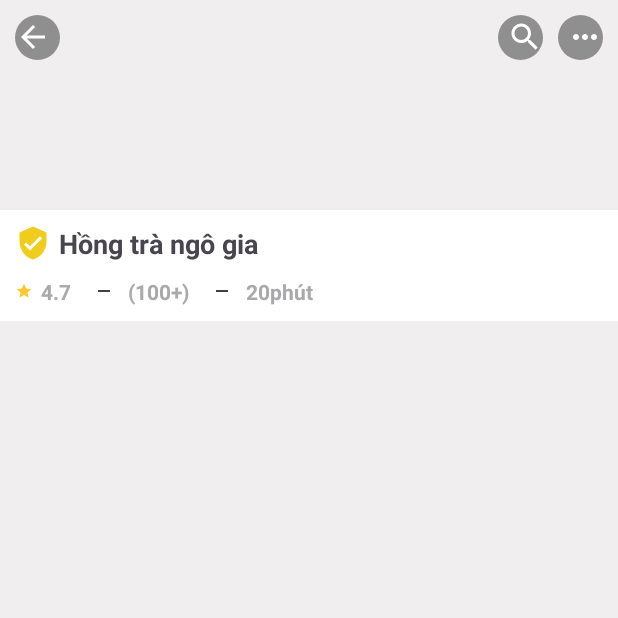
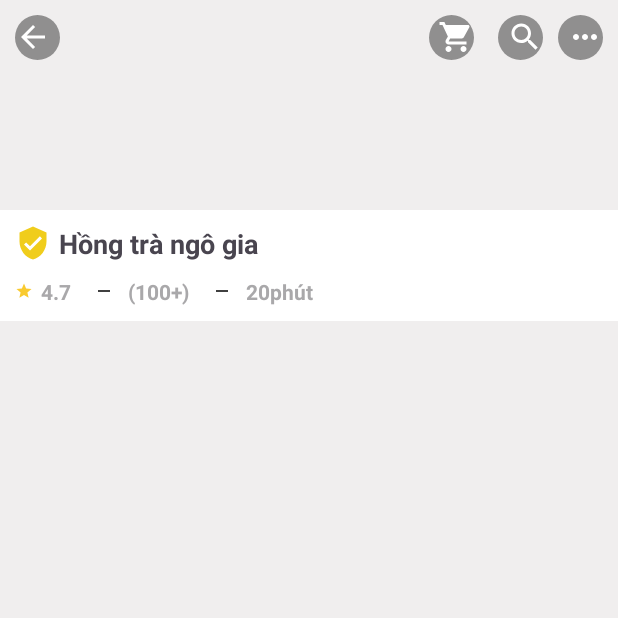
Before and after one commit to famtwendev/Food_Application, an Android app: the FoodListActivity screen opened directly, with no data from a screen before it, on a phone screen of 412 x 824 dp, the top half of it. Run offline under Robolectric (Android 15) with nearby library versions, the phone set to English and light mode, and no system bars; 7 statements that could not run were skipped.

Commit message:
start add api

```diff
--- a/app/src/main/java/com/example/food_application/activity/FoodListActivity.java
+++ b/app/src/main/java/com/example/food_application/activity/FoodListActivity.java
@@ -51,6 +51,13 @@ public class FoodListActivity extends AppCompatActivity {
                 finish();
             }
         });
+        binding.btnCart.setOnClickListener(new View.OnClickListener() {
+            @Override
+            public void onClick(View view) {
+                Intent intent = new Intent(FoodListActivity.this, CartActivity.class);
+                view.getContext().startActivity(intent);
+            }
+        });
     }
 
     private void getData() {
--- a/app/src/main/java/com/example/food_application/adapter/CartListAdapter.java
+++ b/app/src/main/java/com/example/food_application/adapter/CartListAdapter.java
@@ -1,5 +1,6 @@
 package com.example.food_application.adapter;
 
+import android.app.Activity;
 import android.content.Context;
 import android.view.LayoutInflater;
 import android.view.View;
@@ -96,6 +97,10 @@ public class CartListAdapter extends RecyclerView.Adapter<CartListAdapter.ViewHo
                     public void change() {
                         notifyDataSetChanged();
                         changeNumberItemListener.change();
+                        if(foodModels.isEmpty())
+                        {
+                            ((Activity) view.getContext()).recreate();
+                        }
                     }
                 });
             }
--- a/app/src/main/res/layout/activity_food_list.xml
+++ b/app/src/main/res/layout/activity_food_list.xml
@@ -40,13 +40,25 @@
                         app:drawableTint="@color/white" />
 
                     <TextView
+                        android:id="@+id/btnCart"
+                        android:layout_width="30dp"
+                        android:layout_height="30dp"
+                        android:layout_marginEnd="16dp"
+                        android:background="@drawable/background_blur_cat"
+                        app:drawableEndCompat="@drawable/baseline_shopping_cart_24"
+                        app:drawableTint="@color/white"
+                        app:layout_constraintBottom_toBottomOf="parent"
+                        app:layout_constraintEnd_toStartOf="@+id/btnSearch"
+                        app:layout_constraintTop_toTopOf="parent" />
+
+                    <TextView
                         android:id="@+id/btnSearch"
                         android:layout_width="30dp"
                         android:layout_height="30dp"
                         android:layout_marginEnd="10dp"
                         android:background="@drawable/background_blur_cat"
-                        android:drawableEnd="@drawable/baseline_search_24"
-                        android:drawableTint="@color/white"
+                        app:drawableEndCompat="@drawable/baseline_search_24"
+                        app:drawableTint="@color/white"
                         app:layout_constraintBottom_toBottomOf="@+id/btnMore"
                         app:layout_constraintEnd_toStartOf="@+id/btnMore"
                         app:layout_constraintTop_toTopOf="@+id/btnMore" />
@@ -56,9 +68,9 @@
                         android:layout_width="30dp"
                         android:layout_height="30dp"
                         android:background="@drawable/background_blur_cat"
-                        android:drawableEnd="@drawable/baseline_more_horiz_24"
-                        android:drawableTint="@color/white"
                         android:src="@drawable/baseline_more_horiz_24"
+                        app:drawableEndCompat="@drawable/baseline_more_horiz_24"
+                        app:drawableTint="@color/white"
                         app:layout_constraintBottom_toBottomOf="@+id/btnBack"
                         app:layout_constraintEnd_toEndOf="parent"
                         app:layout_constraintTop_toTopOf="@+id/btnBack" />
@@ -80,7 +92,7 @@
                     android:layout_height="wrap_content"
                     android:layout_marginBottom="10dp"
                     android:drawablePadding="5dp"
-                    android:text="Hồng trà ngô gia"
+                    android:text="@string/textnaemfd"
                     android:textSize="18sp"
                     android:textStyle="bold"
                     app:drawableStartCompat="@drawable/baseline_verified_user_24" />
--- a/app/src/main/res/values/strings.xml
+++ b/app/src/main/res/values/strings.xml
@@ -70,4 +70,5 @@
     <string name="text100">(100+)</string>
     <string name="textrating">4.7</string>
     <string name="timer">20phút</string>
+    <string name="textnaemfd">Hồng trà ngô gia</string>
 </resources>
```
